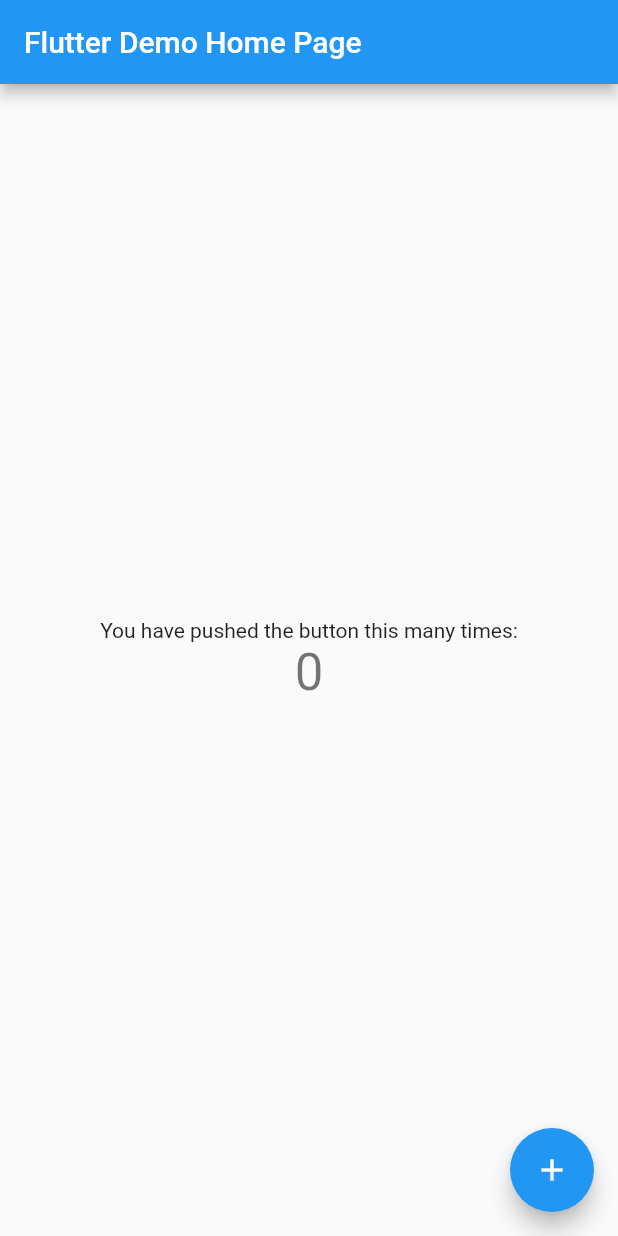
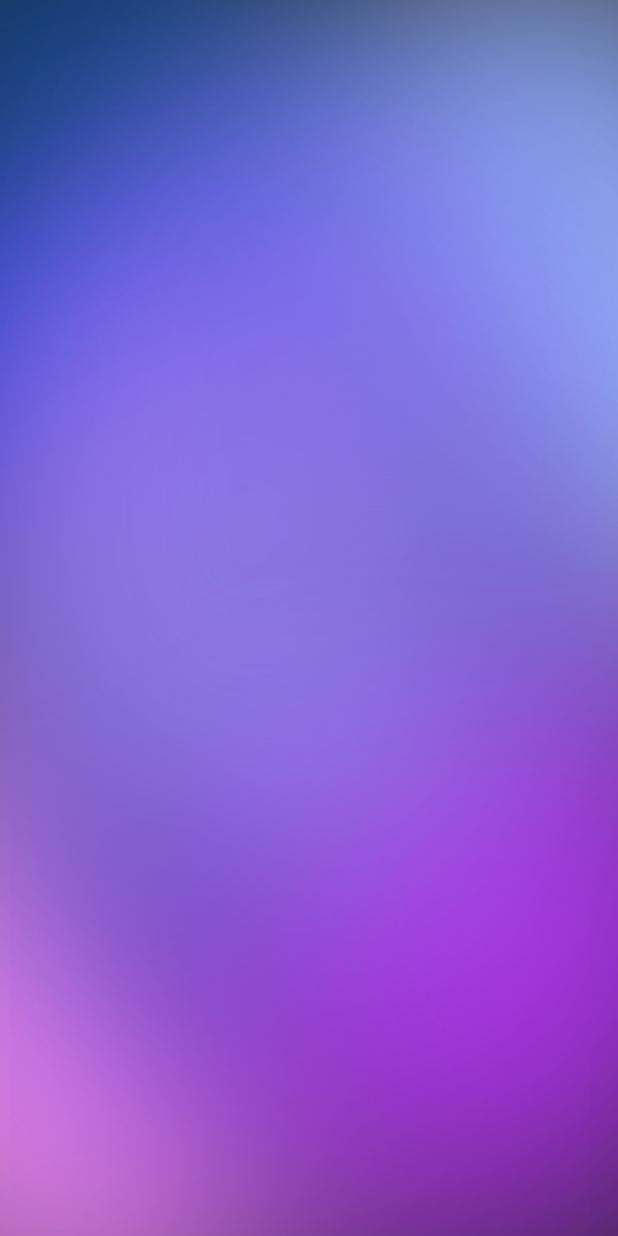
Before and after one commit to NezamFCI/User-Form-With-API, a Flutter app: the screen it shows after launch, on a phone screen of 412 x 824 dp. Run offline on Flutter 3.47's test engine with Material 2 defaults, Android fonts, the light colour scheme and no system bars.

Commit message:
User Form page set background image

```diff
--- a/lib/main.dart
+++ b/lib/main.dart
@@ -1,4 +1,5 @@
 import 'package:flutter/material.dart';
+import 'package:user_form_with_api/pages/UserForm.dart';
 
 void main() {
   runApp(const MyApp());
@@ -14,92 +15,7 @@
       theme: ThemeData(
         primarySwatch: Colors.blue,
       ),
-      home: const MyHomePage(title: 'Flutter Demo Home Page'),
+      home: UserForm(),
     );
   }
 }
-
-class MyHomePage extends StatefulWidget {
-  const MyHomePage({Key? key, required this.title}) : super(key: key);
-
-  // This widget is the home page of your application. It is stateful, meaning
-  // that it has a State object (defined below) that contains fields that affect
-  // how it looks.
-
-  // This class is the configuration for the state. It holds the values (in this
-  // case the title) provided by the parent (in this case the App widget) and
-  // used by the build method of the State. Fields in a Widget subclass are
-  // always marked "final".
-
-  final String title;
-
-  @override
-  State<MyHomePage> createState() => _MyHomePageState();
-}
-
-class _MyHomePageState extends State<MyHomePage> {
-  int _counter = 0;
-
-  void _incrementCounter() {
-    setState(() {
-      // This call to setState tells the Flutter framework that something has
-      // changed in this State, which causes it to rerun the build method below
-      // so that the display can reflect the updated values. If we changed
-      // _counter without calling setState(), then the build method would not be
-      // called again, and so nothing would appear to happen.
-      _counter++;
-    });
-  }
-
-  @override
-  Widget build(BuildContext context) {
-    // This method is rerun every time setState is called, for instance as done
-    // by the _incrementCounter method above.
-    //
-    // The Flutter framework has been optimized to make rerunning build methods
-    // fast, so that you can just rebuild anything that needs updating rather
-    // than having to individually change instances of widgets.
-    return Scaffold(
-      appBar: AppBar(
-        // Here we take the value from the MyHomePage object that was created by
-        // the App.build method, and use it to set our appbar title.
-        title: Text(widget.title),
-      ),
-      body: Center(
-        // Center is a layout widget. It takes a single child and positions it
-        // in the middle of the parent.
-        child: Column(
-          // Column is also a layout widget. It takes a list of children and
-          // arranges them vertically. By default, it sizes itself to fit its
-          // children horizontally, and tries to be as tall as its parent.
-          //
-          // Invoke "debug painting" (press "p" in the console, choose the
-          // "Toggle Debug Paint" action from the Flutter Inspector in Android
-          // Studio, or the "Toggle Debug Paint" command in Visual Studio Code)
-          // to see the wireframe for each widget.
-          //
-          // Column has various properties to control how it sizes itself and
-          // how it positions its children. Here we use mainAxisAlignment to
-          // center the children vertically; the main axis here is the vertical
-          // axis because Columns are vertical (the cross axis would be
-          // horizontal).
-          mainAxisAlignment: MainAxisAlignment.center,
-          children: <Widget>[
-            const Text(
-              'You have pushed the button this many times:',
-            ),
-            Text(
-              '$_counter',
-              style: Theme.of(context).textTheme.headline4,
-            ),
-          ],
-        ),
-      ),
-      floatingActionButton: FloatingActionButton(
-        onPressed: _incrementCounter,
-        tooltip: 'Increment',
-        child: const Icon(Icons.add),
-      ), // This trailing comma makes auto-formatting nicer for build methods.
-    );
-  }
-}
--- a/lib/pages/UserForm.dart
+++ b/lib/pages/UserForm.dart
@@ -0,0 +1,34 @@
+import 'package:flutter/material.dart';
+
+class UserForm extends StatefulWidget {
+  const UserForm({Key? key}) : super(key: key);
+
+  @override
+  _UserFormState createState() => _UserFormState();
+}
+
+class _UserFormState extends State<UserForm> {
+  @override
+  Widget build(BuildContext context) {
+    double _height = MediaQuery.of(context).size.height;
+    double _width = MediaQuery.of(context).size.width;
+    return Scaffold(
+      body: Container(
+        child: Column(
+          children: [
+            Container(
+              height: _height,
+              width: _width,
+              decoration: const BoxDecoration(
+                image: DecorationImage(
+                  image: AssetImage('assets/bkimage.png'),
+                  fit: BoxFit.fill,
+                ),
+              ),
+            )
+          ],
+        ),
+      ),
+    );
+  }
+}
--- a/pubspec.yaml
+++ b/pubspec.yaml
@@ -58,9 +58,8 @@
   uses-material-design: true
 
   # To add assets to your application, add an assets section, like this:
-  # assets:
-  #   - images/a_dot_burr.jpeg
-  #   - images/a_dot_ham.jpeg
+  assets:
+    - assets/
 
   # An image asset can refer to one or more resolution-specific "variants", see
   # https://flutter.dev/assets-and-images/#resolution-aware.
```
Also changed, not shown: assets/bkimage.png (added).
